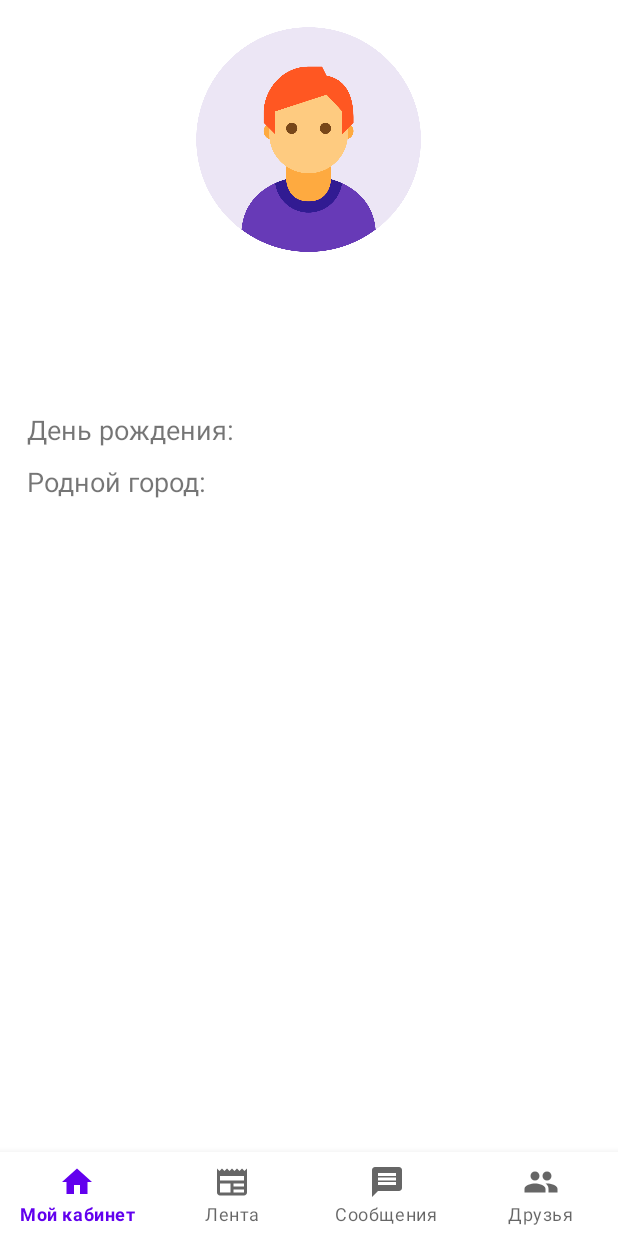
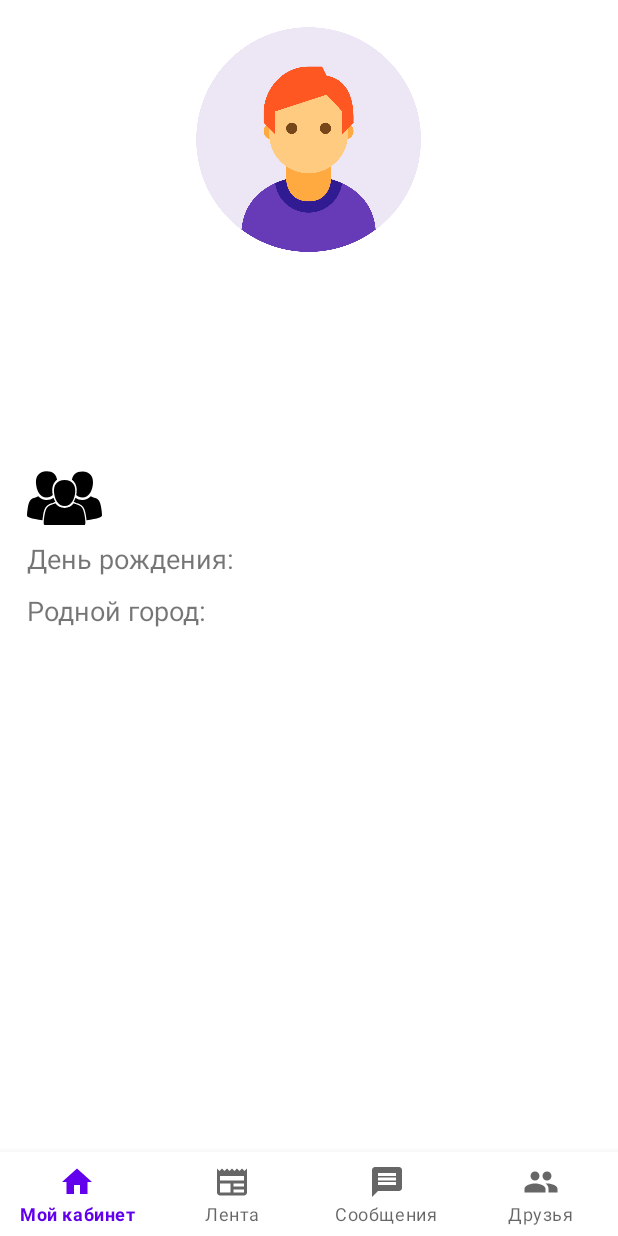
Before and after one commit to Ka-ra-siK/VKApi, an Android app: the fragment UserFragment placed in its activity, on a phone screen of 412 x 824 dp. Run offline under Robolectric (Android 15) with nearby library versions, the phone set to English and light mode, and no system bars; 4 statements that could not run were skipped.

Commit message:
Added display of the list of user groups

```diff
--- a/app/src/main/java/ru/eltex/activity/MainActivity.java
+++ b/app/src/main/java/ru/eltex/activity/MainActivity.java
@@ -21,7 +21,7 @@ public class MainActivity extends AppCompatActivity {
         super.onCreate(savedInstanceState);
         setContentView(R.layout.activity_main);
         WebView webView = findViewById(R.id.web_link);
-        webView.loadUrl("https://oauth.vk.com/authorize?client_id=" + APP_ID + "&display=page&redirect_uri=https://oauth.vk.com/blank.html&scope=friends,wall&response_type=token&v=5.74&display=mobile");
+        webView.loadUrl("https://oauth.vk.com/authorize?client_id=" + APP_ID + "&display=page&redirect_uri=https://oauth.vk.com/blank.html&scope=friends,wall,groups&response_type=token&v=5.74&display=mobile");
         webView.setWebViewClient(new WebClient(this));
     }
 
--- a/app/src/main/java/ru/eltex/api_service/VKApiService.java
+++ b/app/src/main/java/ru/eltex/api_service/VKApiService.java
@@ -5,6 +5,7 @@ import retrofit2.http.GET;
 import retrofit2.http.Path;
 import retrofit2.http.Query;
 import ru.eltex.api_service.api_service_friends.VKFriendsResponse;
+import ru.eltex.api_service.api_service_groups.VKGroupsResponse;
 import ru.eltex.api_service.api_service_news.VKNewsResponse;
 import ru.eltex.api_service.api_service_user.VKUserResponse;
 import ru.eltex.api_service.api_service_wall.VKWallResponse;
@@ -30,4 +31,9 @@ public interface VKApiService{
     @GET("wall.get?")
     Call<VKWallResponse> getWall(@Query("user_id") String id, @Query("access_token") String accessToken,
                                  @Query("v") Double version);
+
+    @GET("groups.get?")
+    Call<VKGroupsResponse> getGroups(@Query("user_id") String id, @Query("access_token") String accessToken,
+                                     @Query("filter") String filters, @Query("extended") Integer extended,
+                                     @Query("fields") String fields, @Query("v") Double version);
 }
--- a/app/src/main/java/ru/eltex/fragments/UserFragment.java
+++ b/app/src/main/java/ru/eltex/fragments/UserFragment.java
@@ -38,6 +38,7 @@ public class UserFragment extends Fragment {
     private TextView homeTown;
     private TextView city;
     private ImageView userImg;
+    private ImageView groupsImg;
 
     private String token;
     private String userId;
@@ -58,6 +59,7 @@ public class UserFragment extends Fragment {
         homeTown = (TextView) view.findViewById(R.id.home_town);
 //        city = (TextView) view.findViewById(R.id.city);
         userImg = (ImageView) view.findViewById(R.id.user_img);
+        groupsImg = (ImageView) view.findViewById(R.id.groups_img);
 
 
         token = sharedPreferences.getString("token", "myToken");
@@ -102,6 +104,14 @@ public class UserFragment extends Fragment {
             }
 
         });
+
+        groupsImg.setOnClickListener(view1 -> {
+            Bundle bundle = new Bundle();
+            bundle.putString("user_id", userId);
+            GroupsFragment groupsFragment = new GroupsFragment("groups,publics", "members_count");
+            groupsFragment.setArguments(bundle);
+            getActivity().getSupportFragmentManager().beginTransaction().replace(R.id.fragment_view, groupsFragment).commit();
+        });
         return view;
     }
 }
--- /dev/null
+++ b/app/src/main/res/drawable-v24/user_groups.xml
@@ -0,0 +1,24 @@
+<vector xmlns:android="http://schemas.android.com/apk/res/android"
+    android:width="50dp"
+    android:height="50dp"
+    android:viewportWidth="612"
+    android:viewportHeight="612">
+  <path
+      android:fillColor="#FF000000"
+      android:pathData="M382.17,150.95c9.7,10.88 16.56,24.31 20.38,39.92c3.63,14.82 4.44,31.31 2.41,49.01c-0.75,6.55 -1.86,13.96 -3.48,21.8c12.53,12.14 28.95,19.84 50.3,19.84c59.22,-0 80.53,-59.3 86.11,-108.01c6.87,-60 -21.5,-105.16 -86.11,-105.16c-50.7,0 -79.08,27.82 -85.63,68.8C372.08,141.06 377.45,145.65 382.17,150.95z"/>
+  <path
+      android:fillColor="#FF000000"
+      android:pathData="M611.97,422.7c-0.64,-18.9 -2.86,-37.89 -6.16,-56.49c-3.99,-22.54 -9.08,-55.58 -28.76,-70.28c-11.38,-8.49 -26.12,-11.28 -39.14,-16.4c-6.34,-2.49 -12.02,-4.97 -17.35,-7.78c-18,19.73 -41.46,30.06 -68.78,30.06c-21.26,0 -40.17,-6.28 -56,-18.36c-3.64,11.27 -8.52,22.62 -15.04,32.99c5.73,3.45 11.92,6.2 19.45,9.16c3.33,1.31 6.99,2.51 10.86,3.77c10.47,3.42 22.34,7.3 32.99,15.26c25.33,18.91 31.56,54.34 36.12,80.21l0.49,2.79c2.36,13.27 4.08,26.3 5.2,38.96c20.22,-2.07 40.33,-5.61 60.05,-9.77c15.94,-3.37 31.77,-7.47 47.11,-13C605.25,439.4 612.48,437.34 611.97,422.7z"/>
+  <path
+      android:fillColor="#FF000000"
+      android:pathData="M160.22,281.51c21.34,0 37.76,-7.7 50.29,-19.84c-1.62,-7.84 -2.73,-15.26 -3.48,-21.8c-2.03,-17.7 -1.21,-34.18 2.41,-49.01c3.82,-15.61 10.68,-29.05 20.38,-39.92c4.72,-5.29 10.09,-9.88 16.01,-13.81c-6.55,-40.98 -34.93,-68.8 -85.63,-68.8c-64.61,0 -92.98,45.16 -86.11,105.16C79.69,222.21 101,281.51 160.22,281.51z"/>
+  <path
+      android:fillColor="#FF000000"
+      android:pathData="M167.96,344.63c10.65,-7.95 22.52,-11.83 32.99,-15.26c3.88,-1.26 7.53,-2.46 10.86,-3.77c7.53,-2.96 13.73,-5.71 19.45,-9.16c-6.52,-10.37 -11.4,-21.72 -15.04,-32.99c-15.83,12.08 -34.74,18.36 -56,18.36c-27.32,-0 -50.79,-10.32 -68.78,-30.06c-5.33,2.82 -11.01,5.29 -17.35,7.78c-13.03,5.12 -27.76,7.91 -39.14,16.4c-19.68,14.69 -24.77,47.74 -28.76,70.28c-3.3,18.61 -5.52,37.6 -6.16,56.49c-0.5,14.64 6.73,16.69 18.97,21.11c15.33,5.53 31.17,9.64 47.11,13c19.72,4.16 39.83,7.7 60.05,9.77c1.11,-12.66 2.84,-25.69 5.2,-38.96l0.49,-2.79C136.39,398.97 142.63,363.54 167.96,344.63z"/>
+  <path
+      android:fillColor="#FF000000"
+      android:pathData="M470.35,429.4l-0.49,-2.81c-4.26,-24.2 -10.09,-57.33 -32.19,-73.83c-9.32,-6.96 -19.87,-10.4 -30.08,-13.74c-4.02,-1.31 -7.81,-2.55 -11.43,-3.97c-5.27,-2.07 -10.02,-4.1 -14.46,-6.34c-18.68,24.93 -44.58,38.06 -75.38,38.06c-30.8,0 -56.69,-13.13 -75.37,-38.06c-4.45,2.24 -9.2,4.27 -14.47,6.34c-3.61,1.42 -7.41,2.66 -11.42,3.97c-10.21,3.34 -20.76,6.78 -30.08,13.74c-22.11,16.5 -27.94,49.65 -32.19,73.85l-0.49,2.8c-3.56,20.09 -5.68,39.57 -6.31,57.91c-0.74,21.52 12.62,26.32 24.4,30.55l1.27,0.46c14.17,5.11 30.02,9.49 48.46,13.39c37.65,7.95 68.2,11.74 96.14,11.94h0.07h0.07c27.95,-0.2 58.49,-3.99 96.14,-11.94c18.44,-3.89 34.29,-8.27 48.45,-13.39l1.27,-0.46c11.79,-4.23 25.15,-9.03 24.41,-30.55C476.03,468.93 473.91,449.45 470.35,429.4z"/>
+  <path
+      android:fillColor="#FF000000"
+      android:pathData="M221.01,243.01c5.58,48.71 26.88,108.01 86.1,108.01s80.53,-59.3 86.11,-108.01c6.87,-60 -21.5,-105.16 -86.11,-105.16C242.51,137.85 214.12,183 221.01,243.01z"/>
+</vector>
--- a/app/src/main/res/layout/fragment_user.xml
+++ b/app/src/main/res/layout/fragment_user.xml
@@ -52,6 +52,25 @@
             android:text=""
             android:textAlignment="center"
             android:textSize="24sp" />
+
+    </LinearLayout>
+
+    <LinearLayout
+        android:layout_width="match_parent"
+        android:layout_height="wrap_content"
+        android:layout_marginLeft="18dp"
+        android:layout_marginTop="18dp"
+        android:layout_marginRight="18dp"
+        android:orientation="horizontal">
+
+
+        <ImageView
+            android:layout_width="50dp"
+            android:layout_height="50dp"
+            android:id="@+id/groups_img"
+            android:layout_gravity="center"
+            android:layout_marginTop="18dp"
+            android:src="@drawable/user_groups" />
 
     </LinearLayout>
 
--- a/app/src/main/res/values/strings.xml
+++ b/app/src/main/res/values/strings.xml
@@ -14,4 +14,7 @@
     <string name="city_str">Город:</string>
     <!-- TODO: Remove or change this placeholder text -->
     <string name="hello_blank_fragment">Hello blank fragment</string>
+    <string name="groups_count_str">Всего групп</string>
+    <string name="name_group_str">Название группы</string>
+    <string name="members_count_str">Количество подписчиков</string>
 </resources>
```
Also changed, not shown: app/src/main/java/ru/eltex/adapters/GroupsAdapter.java (added, +57 -0 lines), app/src/main/java/ru/eltex/api_service/api_service_groups/VKGroup.java (added, +76 -0 lines), app/src/main/java/ru/eltex/api_service/api_service_groups/VKGroupsResponse.java (added, +17 -0 lines), app/src/main/java/ru/eltex/api_service/api_service_groups/VKGroupsResponseBody.java (added, +27 -0 lines), app/src/main/java/ru/eltex/fragments/FriendsAccountFragment.java (+9 -1 lines), app/src/main/java/ru/eltex/fragments/GroupsFragment.java (added, +100 -0 lines), app/src/main/res/layout/fragment_friends_account.xml (+23 -5 lines), app/src/main/res/layout/fragment_groups.xml (added, +40 -0 lines), app/src/main/res/layout/list_groups_item.xml (added, +35 -0 lines).
